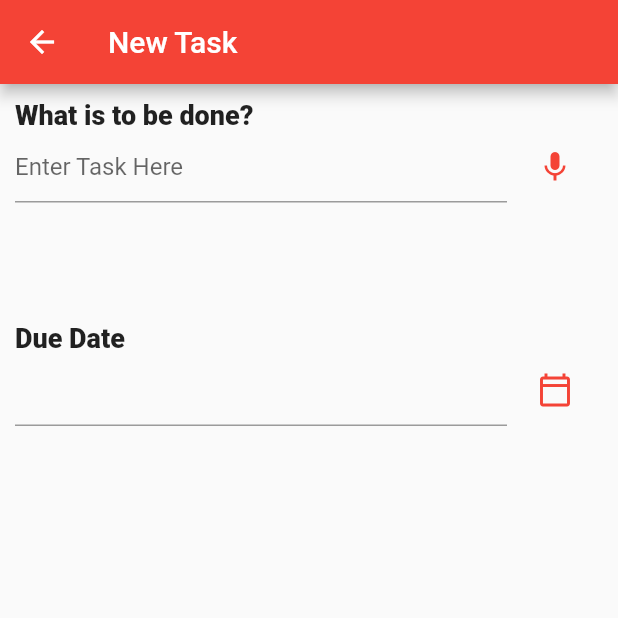
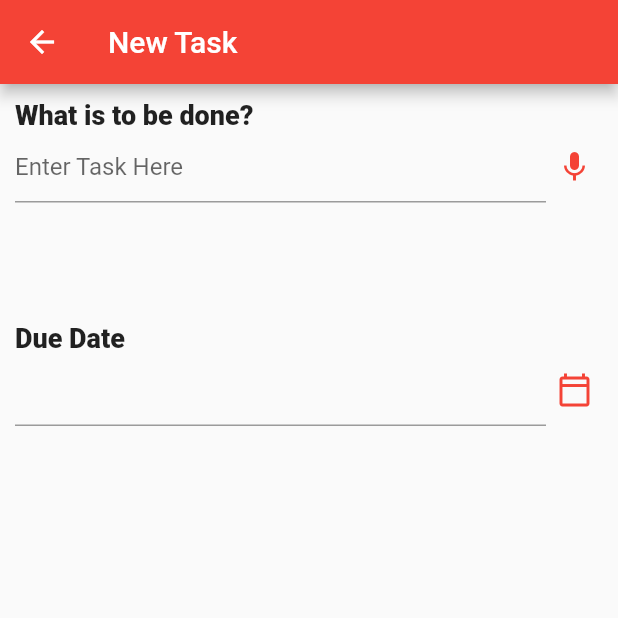
Before and after one commit to Pony-Stark/todoagain, a Flutter app: the NewTaskScreen screen opened by its route, on a phone screen of 412 x 824 dp, the top half of it. Run offline on Flutter 3.47's test engine with Material 2 defaults, Android fonts, the phone set to English and light mode, and no system bars.

Commit message:
Refactored customised text button widget

```diff
--- a/lib/screens/new_task_screen.dart
+++ b/lib/screens/new_task_screen.dart
@@ -35,10 +35,7 @@ class _NewTaskScreenState extends State<NewTaskScreen> {
                     ),
                   ),
                 ),
-                TextButton(
-                  child: Icon(Icons.mic),
-                  onPressed: () {},
-                ),
+                CustomIconButton(iconData: Icons.mic, onPressed: () {}),
               ],
             ),
             SizedBox(
@@ -56,13 +53,14 @@ class _NewTaskScreenState extends State<NewTaskScreen> {
                 Flexible(
                   child: TextField(),
                 ),
-                TextButton(
-                  child: Icon(Icons.calendar_today_outlined),
+                CustomIconButton(
+                  iconData: Icons.calendar_today_outlined,
                   onPressed: () async {
                     var date = await showDatePicker(
                         context: context,
                         initialDate: DateTime.now(),
                         firstDate: DateTime.now(),
+                        //TODO::lastDate should be 50/100/x number of years from now
                         lastDate: DateTime(2101));
                   },
                 ),
@@ -74,3 +72,27 @@ class _NewTaskScreenState extends State<NewTaskScreen> {
     );
   }
 }
+
+class CustomIconButton extends StatelessWidget {
+  const CustomIconButton({
+    required this.iconData,
+    required this.onPressed,
+    Key? key,
+  }) : super(key: key);
+
+  final IconData iconData;
+  final void Function() onPressed;
+
+  @override
+  Widget build(BuildContext context) {
+    return TextButton(
+      style: TextButton.styleFrom(
+        padding: const EdgeInsets.symmetric(horizontal: 7),
+        tapTargetSize: MaterialTapTargetSize.shrinkWrap,
+        minimumSize: Size.zero,
+      ),
+      child: Icon(iconData),
+      onPressed: () {},
+    );
+  }
+}
```
